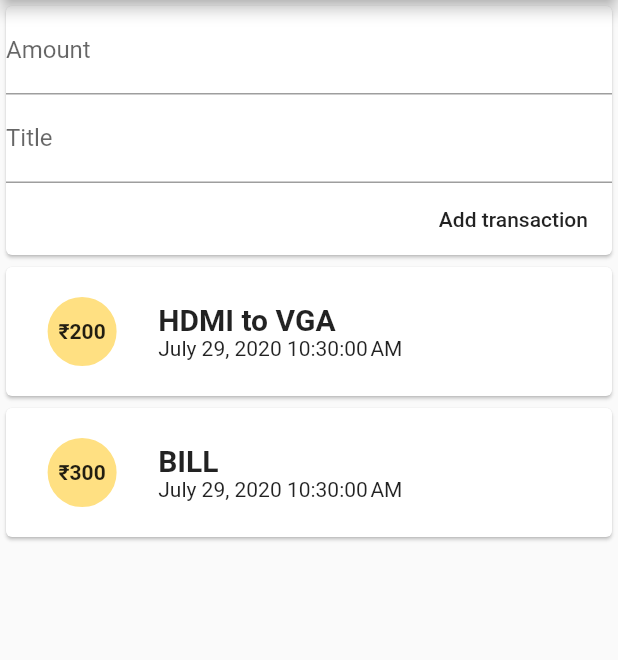
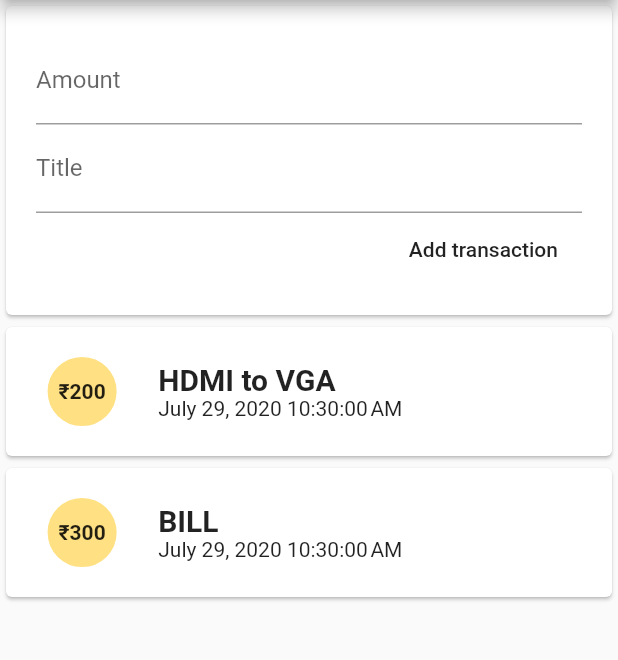
Before and after one commit to adikmr5/Expense-Tracker-Flutter, a Flutter app: the screen it shows after launch, on a phone screen of 412 x 824 dp, the part 84-744 px from its top. Run offline on Flutter 3.47's test engine with Material 2 defaults, Android fonts, the phone set to English and light mode, and no system bars.

```diff
--- a/lib/widgets/new_transaction.dart
+++ b/lib/widgets/new_transaction.dart
@@ -10,6 +10,8 @@ class NewTransaction extends StatelessWidget {
   @override
   Widget build(BuildContext context) {
     return Card(
+      child: Container(
+        padding: EdgeInsets.all(20),
         child: Column(
           crossAxisAlignment: CrossAxisAlignment.end,
           children: <Widget>[
@@ -22,12 +24,14 @@ class NewTransaction extends StatelessWidget {
               controller: titleCollector,
             ),
             FlatButton(
-            onPressed: () =>
-                {onPress(titleCollector.text, int.parse(amountCollector.text))},
+              onPressed: () => {
+                onPress(titleCollector.text, int.parse(amountCollector.text))
+              },
               child: Text("Add transaction"),
             )
           ],
         ),
+      ),
     );
   }
 }
```
Lines whose indentation alone changed are shown as unchanged.
